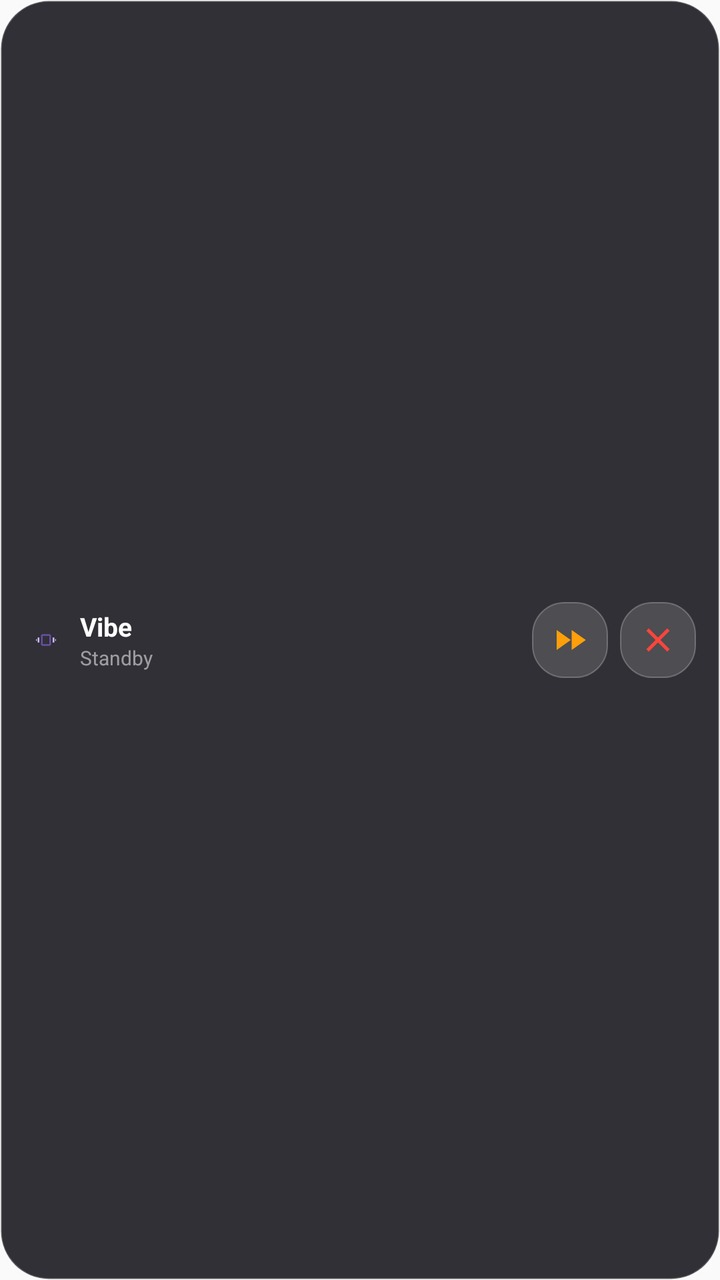
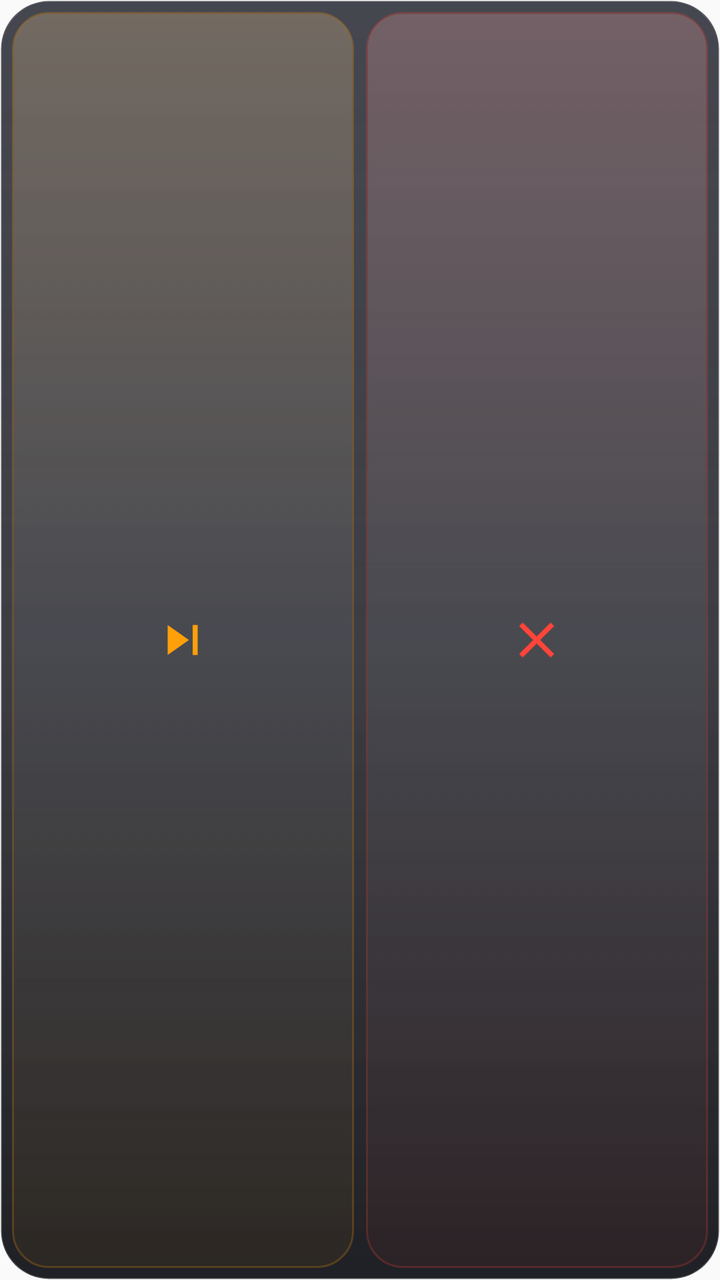

The first picture is an Android layout as it rendered before a commit; the second is the same layout after the commit. The layout source and the unified diff follow.
<!-- AndroidManifest.xml: application theme Theme.VibeSchedule -->
<!-- res/layout/widget_vibe_schedule.xml -->
<?xml version="1.0" encoding="utf-8"?>
<LinearLayout xmlns:android="http://schemas.android.com/apk/res/android"
    android:id="@+id/widget_root"
    android:layout_width="match_parent"
    android:layout_height="match_parent"
    android:background="@drawable/widget_glass_bg"
    android:gravity="center_vertical"
    android:orientation="horizontal"
    android:paddingStart="14dp"
    android:paddingTop="8dp"
    android:paddingEnd="12dp"
    android:paddingBottom="8dp">

    
    <LinearLayout
        android:layout_width="0dp"
        android:layout_height="wrap_content"
        android:layout_weight="1"
        android:gravity="center_vertical"
        android:orientation="horizontal">

        <ImageView
            android:id="@+id/widget_status_icon"
            android:layout_width="18dp"
            android:layout_height="18dp"
            android:src="@drawable/ic_launcher_foreground" />

        <LinearLayout
            android:layout_width="wrap_content"
            android:layout_height="wrap_content"
            android:layout_marginStart="8dp"
            android:orientation="vertical">

            <TextView
                android:id="@+id/widget_status_title"
                android:layout_width="wrap_content"
                android:layout_height="wrap_content"
                android:text="Vibe"
                android:textColor="#FFFFFFFF"
                android:textSize="13sp"
                android:textStyle="bold" />

            <TextView
                android:id="@+id/widget_status_sub"
                android:layout_width="wrap_content"
                android:layout_height="wrap_content"
                android:text="Standby"
                android:textColor="#88FFFFFF"
                android:textSize="10sp" />
        </LinearLayout>
    </LinearLayout>

    
    <LinearLayout
        android:layout_width="wrap_content"
        android:layout_height="wrap_content"
        android:gravity="center_vertical"
        android:orientation="horizontal">

        
        <ImageButton
            android:id="@+id/btn_widget_skip"
            android:layout_width="38dp"
            android:layout_height="38dp"
            android:layout_marginEnd="6dp"
            android:background="@drawable/widget_btn_glass"
            android:contentDescription="Skip Period"
            android:padding="9dp"
            android:scaleType="fitCenter"
            android:src="@drawable/ic_widget_skip" />

        
        <ImageButton
            android:id="@+id/btn_widget_cancel"
            android:layout_width="38dp"
            android:layout_height="38dp"
            android:background="@drawable/widget_btn_glass"
            android:contentDescription="Cancel Schedule"
            android:padding="9dp"
            android:scaleType="fitCenter"
            android:src="@drawable/ic_widget_cancel" />
    </LinearLayout>

</LinearLayout>
<!-- resources referenced by this layout -->
<resources>
  <!-- drawable ic_launcher_foreground (drawable) -->
  <vector xmlns:android="http://schemas.android.com/apk/res/android"
      android:width="108dp"
      android:height="108dp"
      android:viewportWidth="108"
      android:viewportHeight="108">
      <group
          android:scaleX="2.5"
          android:scaleY="2.5"
          android:translateX="24"
          android:translateY="24">
          
          <path
              android:fillColor="#6750A4"
              android:pathData="M16,19H8c-1.1,0 -2,-0.9 -2,-2V7c0,-1.1 0.9,-2 2,-2h8c1.1,0 2,0.9 2,2v10c0,1.1 -0.9,2 -2,2zM8,7v10h8V7H8z" />
          
          <path
              android:fillColor="#D0BCFF"
              android:pathData="M2,9h2v6H2z" />
          <path
              android:fillColor="#D0BCFF"
              android:pathData="M0,11h1v2H0z" />
          
          <path
              android:fillColor="#D0BCFF"
              android:pathData="M20,9h2v6h-2z" />
          <path
              android:fillColor="#D0BCFF"
              android:pathData="M23,11h1v2h-1z" />
      </group>
  </vector>
  <!-- drawable ic_widget_cancel (drawable) -->
  <vector xmlns:android="http://schemas.android.com/apk/res/android"
      android:width="24dp"
      android:height="24dp"
      android:viewportWidth="24"
      android:viewportHeight="24">
      <path
          android:fillColor="#FFFF453A"
          android:pathData="M19,6.41L17.59,5 12,10.59 6.41,5 5,6.41 10.59,12 5,17.59 6.41,19 12,13.41 17.59,19 19,17.59 13.41,12z" />
  </vector>
  <!-- drawable ic_widget_skip (drawable) -->
  <vector xmlns:android="http://schemas.android.com/apk/res/android"
      android:width="24dp"
      android:height="24dp"
      android:viewportWidth="24"
      android:viewportHeight="24">
      <path
          android:fillColor="#FFFF9F0A"
          android:pathData="M4,18l8.5,-6L4,6v12zM13,6v12l8.5,-6L13,6z" />
  </vector>
  <!-- drawable widget_btn_glass (drawable) -->
  <?xml version="1.0" encoding="utf-8"?>
  <shape xmlns:android="http://schemas.android.com/apk/res/android"
      android:shape="rectangle">
      <corners android:radius="16dp" />
      <solid android:color="#24FFFFFF" />
      <stroke
          android:width="0.75dp"
          android:color="#40FFFFFF" />
  </shape>
  <!-- drawable widget_glass_bg (drawable) -->
  <?xml version="1.0" encoding="utf-8"?>
  <shape xmlns:android="http://schemas.android.com/apk/res/android"
      android:shape="rectangle">
      <corners android:radius="24dp" />
      <solid android:color="#D90D0E15" />
      <stroke
          android:width="1dp"
          android:color="#33FFFFFF" />
  </shape>
  <!-- unchanged entries left out for length: 2 -->
</resources>

<!-- the commit's change to res/layout/widget_vibe_schedule.xml (unified diff, before → after) -->
@@ -4,81 +4,49 @@
     android:layout_width="match_parent"
     android:layout_height="match_parent"
     android:background="@drawable/widget_glass_bg"
-    android:gravity="center_vertical"
+    android:baselineAligned="false"
+    android:gravity="center"
     android:orientation="horizontal"
-    android:paddingStart="14dp"
-    android:paddingTop="8dp"
-    android:paddingEnd="12dp"
-    android:paddingBottom="8dp">
+    android:padding="6dp">
 
     
-    <LinearLayout
+    <FrameLayout
+        android:id="@+id/btn_widget_skip"
         android:layout_width="0dp"
-        android:layout_height="wrap_content"
+        android:layout_height="match_parent"
         android:layout_weight="1"
-        android:gravity="center_vertical"
-        android:orientation="horizontal">
+        android:layout_marginEnd="3dp"
+        android:background="@drawable/widget_btn_skip_glass"
+        android:clickable="true"
+        android:focusable="true">
 
         <ImageView
-            android:id="@+id/widget_status_icon"
-            android:layout_width="18dp"
-            android:layout_height="18dp"
-            android:src="@drawable/ic_launcher_foreground" />
-
-        <LinearLayout
-            android:layout_width="wrap_content"
-            android:layout_height="wrap_content"
-            android:layout_marginStart="8dp"
-            android:orientation="vertical">
-
-            <TextView
-                android:id="@+id/widget_status_title"
-                android:layout_width="wrap_content"
-                android:layout_height="wrap_content"
-                android:text="Vibe"
-                android:textColor="#FFFFFFFF"
-                android:textSize="13sp"
-                android:textStyle="bold" />
-
-            <TextView
-                android:id="@+id/widget_status_sub"
-                android:layout_width="wrap_content"
-                android:layout_height="wrap_content"
-                android:text="Standby"
-                android:textColor="#88FFFFFF"
-                android:textSize="10sp" />
-        </LinearLayout>
-    </LinearLayout>
+            android:layout_width="30dp"
+            android:layout_height="30dp"
+            android:layout_gravity="center"
+            android:contentDescription="Skip This Period"
+            android:scaleType="fitCenter"
+            android:src="@drawable/ic_widget_skip" />
+    </FrameLayout>
 
     
-    <LinearLayout
-        android:layout_width="wrap_content"
-        android:layout_height="wrap_content"
-        android:gravity="center_vertical"
-        android:orientation="horizontal">
+    <FrameLayout
+        android:id="@+id/btn_widget_cancel"
+        android:layout_width="0dp"
+        android:layout_height="match_parent"
+        android:layout_weight="1"
+        android:layout_marginStart="3dp"
+        android:background="@drawable/widget_btn_cancel_glass"
+        android:clickable="true"
+        android:focusable="true">
 
-        
-        <ImageButton
-            android:id="@+id/btn_widget_skip"
-            android:layout_width="38dp"
-            android:layout_height="38dp"
-            android:layout_marginEnd="6dp"
-            android:background="@drawable/widget_btn_glass"
-            android:contentDescription="Skip Period"
-            android:padding="9dp"
-            android:scaleType="fitCenter"
-            android:src="@drawable/ic_widget_skip" />
-
-        
-        <ImageButton
-            android:id="@+id/btn_widget_cancel"
-            android:layout_width="38dp"
-            android:layout_height="38dp"
-            android:background="@drawable/widget_btn_glass"
+        <ImageView
+            android:layout_width="30dp"
+            android:layout_height="30dp"
+            android:layout_gravity="center"
             android:contentDescription="Cancel Schedule"
-            android:padding="9dp"
             android:scaleType="fitCenter"
             android:src="@drawable/ic_widget_cancel" />
-    </LinearLayout>
+    </FrameLayout>
 
 </LinearLayout>
<!-- resource entries referenced after the edit -->
@@ -1,40 +1,9 @@
 <!-- resources referenced by this layout -->
 <resources>
-  <!-- drawable ic_launcher_foreground (drawable) -->
-  <vector xmlns:android="http://schemas.android.com/apk/res/android"
-      android:width="108dp"
-      android:height="108dp"
-      android:viewportWidth="108"
-      android:viewportHeight="108">
-      <group
-          android:scaleX="2.5"
-          android:scaleY="2.5"
-          android:translateX="24"
-          android:translateY="24">
-          
-          <path
-              android:fillColor="#6750A4"
-              android:pathData="M16,19H8c-1.1,0 -2,-0.9 -2,-2V7c0,-1.1 0.9,-2 2,-2h8c1.1,0 2,0.9 2,2v10c0,1.1 -0.9,2 -2,2zM8,7v10h8V7H8z" />
-          
-          <path
-              android:fillColor="#D0BCFF"
-              android:pathData="M2,9h2v6H2z" />
-          <path
-              android:fillColor="#D0BCFF"
-              android:pathData="M0,11h1v2H0z" />
-          
-          <path
-              android:fillColor="#D0BCFF"
-              android:pathData="M20,9h2v6h-2z" />
-          <path
-              android:fillColor="#D0BCFF"
-              android:pathData="M23,11h1v2h-1z" />
-      </group>
-  </vector>
   <!-- drawable ic_widget_cancel (drawable) -->
   <vector xmlns:android="http://schemas.android.com/apk/res/android"
-      android:width="24dp"
-      android:height="24dp"
+      android:width="28dp"
+      android:height="28dp"
       android:viewportWidth="24"
       android:viewportHeight="24">
       <path
@@ -43,34 +12,156 @@
   </vector>
   <!-- drawable ic_widget_skip (drawable) -->
   <vector xmlns:android="http://schemas.android.com/apk/res/android"
-      android:width="24dp"
-      android:height="24dp"
+      android:width="28dp"
+      android:height="28dp"
       android:viewportWidth="24"
       android:viewportHeight="24">
       <path
           android:fillColor="#FFFF9F0A"
-          android:pathData="M4,18l8.5,-6L4,6v12zM13,6v12l8.5,-6L13,6z" />
+          android:pathData="M6,18l8.5,-6L6,6v12zM16,6v12h2V6h-2z" />
   </vector>
-  <!-- drawable widget_btn_glass (drawable) -->
+  <!-- drawable widget_btn_cancel_glass (drawable) -->
   <?xml version="1.0" encoding="utf-8"?>
-  <shape xmlns:android="http://schemas.android.com/apk/res/android"
-      android:shape="rectangle">
-      <corners android:radius="16dp" />
-      <solid android:color="#24FFFFFF" />
-      <stroke
-          android:width="0.75dp"
-          android:color="#40FFFFFF" />
-  </shape>
+  <selector xmlns:android="http://schemas.android.com/apk/res/android">
+      
+      <item android:state_pressed="true">
+          <shape android:shape="rectangle">
+              <corners android:radius="18dp" />
+              <gradient
+                  android:angle="270"
+                  android:startColor="#4DFF453A"
+                  android:endColor="#2EFF453A" />
+              <stroke
+                  android:width="1.2dp"
+                  android:color="#99FF453A" />
+          </shape>
+      </item>
+      
+      <item>
+          <layer-list>
+              <item>
+                  <shape android:shape="rectangle">
+                      <corners android:radius="18dp" />
+                      <gradient
+                          android:angle="270"
+                          android:startColor="#1EFF453A"
+                          android:centerColor="#14181E28"
+                          android:endColor="#0EFF453A" />
+                      <stroke
+                          android:width="0.85dp"
+                          android:color="#38FF453A" />
+                  </shape>
+              </item>
+              
+              <item
+                  android:left="1dp"
+                  android:right="1dp"
+                  android:top="1dp"
+                  android:bottom="10dp">
+                  <shape android:shape="rectangle">
+                      <corners
+                          android:topLeftRadius="17dp"
+                          android:topRightRadius="17dp"
+                          android:bottomLeftRadius="0dp"
+                          android:bottomRightRadius="0dp" />
+                      <gradient
+                          android:angle="270"
+                          android:startColor="#25FFFFFF"
+                          android:endColor="#00FFFFFF" />
+                  </shape>
+              </item>
+          </layer-list>
+      </item>
+  </selector>
+  <!-- drawable widget_btn_skip_glass (drawable) -->
+  <?xml version="1.0" encoding="utf-8"?>
+  <selector xmlns:android="http://schemas.android.com/apk/res/android">
+      
+      <item android:state_pressed="true">
+          <shape android:shape="rectangle">
+              <corners android:radius="18dp" />
+              <gradient
+                  android:angle="270"
+                  android:startColor="#4DFF9F0A"
+                  android:endColor="#2EFF9F0A" />
+              <stroke
+                  android:width="1.2dp"
+                  android:color="#99FF9F0A" />
+          </shape>
+      </item>
+      
+      <item>
+          <layer-list>
+              <item>
+                  <shape android:shape="rectangle">
+                      <corners android:radius="18dp" />
+                      <gradient
+                          android:angle="270"
+                          android:startColor="#1EFF9F0A"
+                          android:centerColor="#14181E28"
+                          android:endColor="#0EFF9F0A" />
+                      <stroke
+                          android:width="0.85dp"
+                          android:color="#38FF9F0A" />
+                  </shape>
+              </item>
+              
+              <item
+                  android:left="1dp"
+                  android:right="1dp"
+                  android:top="1dp"
+                  android:bottom="10dp">
+                  <shape android:shape="rectangle">
+                      <corners
+                          android:topLeftRadius="17dp"
+                          android:topRightRadius="17dp"
+                          android:bottomLeftRadius="0dp"
+                          android:bottomRightRadius="0dp" />
+                      <gradient
+                          android:angle="270"
+                          android:startColor="#25FFFFFF"
+                          android:endColor="#00FFFFFF" />
+                  </shape>
+              </item>
+          </layer-list>
+      </item>
+  </selector>
   <!-- drawable widget_glass_bg (drawable) -->
   <?xml version="1.0" encoding="utf-8"?>
-  <shape xmlns:android="http://schemas.android.com/apk/res/android"
-      android:shape="rectangle">
-      <corners android:radius="24dp" />
-      <solid android:color="#D90D0E15" />
-      <stroke
-          android:width="1dp"
-          android:color="#33FFFFFF" />
-  </shape>
+  <layer-list xmlns:android="http://schemas.android.com/apk/res/android">
+      
+      <item>
+          <shape android:shape="rectangle">
+              <corners android:radius="24dp" />
+              <gradient
+                  android:angle="270"
+                  android:startColor="#E6151722"
+                  android:centerColor="#D90D0E15"
+                  android:endColor="#E608090E" />
+              <stroke
+                  android:width="1dp"
+                  android:color="#38FFFFFF" />
+          </shape>
+      </item>
+      
+      <item
+          android:left="1dp"
+          android:right="1dp"
+          android:top="1dp"
+          android:bottom="16dp">
+          <shape android:shape="rectangle">
+              <corners
+                  android:topLeftRadius="23dp"
+                  android:topRightRadius="23dp"
+                  android:bottomLeftRadius="0dp"
+                  android:bottomRightRadius="0dp" />
+              <gradient
+                  android:angle="270"
+                  android:startColor="#1EFFFFFF"
+                  android:endColor="#00FFFFFF" />
+          </shape>
+      </item>
+  </layer-list>
   <!-- unchanged entries left out for length: 2 -->
 </resources>
 
